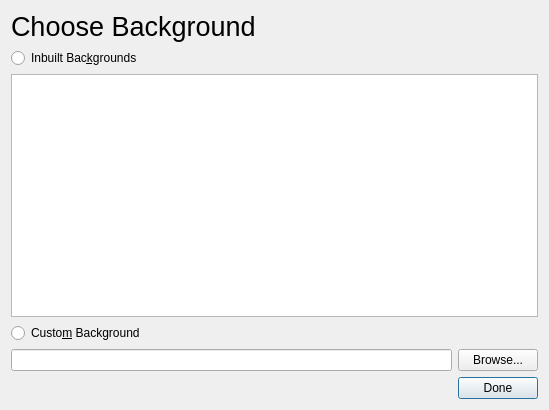
First picture: the form in shell/choosebackground.ui, repository vicr123/theshell, before the edit.
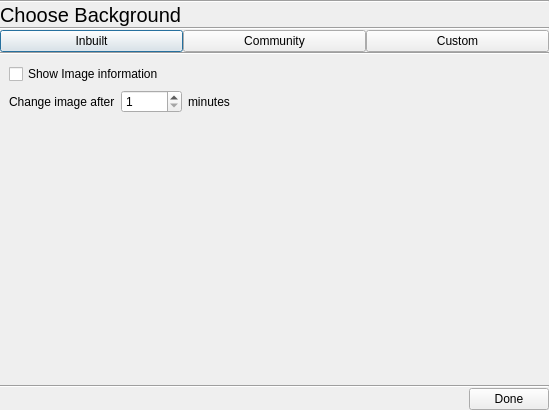
Second picture: the form after the edit. Icons and pictures are not drawn.

Commit message: Community wallpapers

```diff
--- a/shell/choosebackground.ui
+++ b/shell/choosebackground.ui
@@ -17,95 +17,289 @@
    <iconset resource="resources.qrc">
     <normaloff>:/icons/icon.svg</normaloff>:/icons/icon.svg</iconset>
   </property>
-  <layout class="QGridLayout" name="gridLayout">
-   <item row="1" column="0" colspan="2">
-    <widget class="QRadioButton" name="radioButton">
-     <property name="text">
-      <string>Inbuilt Bac&amp;kgrounds</string>
-     </property>
-    </widget>
-   </item>
-   <item row="5" column="0">
-    <spacer name="horizontalSpacer">
+  <layout class="QVBoxLayout" name="verticalLayout">
+   <property name="spacing">
+    <number>0</number>
+   </property>
+   <property name="leftMargin">
+    <number>0</number>
+   </property>
+   <property name="topMargin">
+    <number>0</number>
+   </property>
+   <property name="rightMargin">
+    <number>0</number>
+   </property>
+   <property name="bottomMargin">
+    <number>0</number>
+   </property>
+   <item>
+    <widget class="Line" name="line">
      <property name="orientation">
       <enum>Qt::Horizontal</enum>
      </property>
-     <property name="sizeHint" stdset="0">
-      <size>
-       <width>40</width>
-       <height>20</height>
-      </size>
-     </property>
-    </spacer>
-   </item>
-   <item row="2" column="0" colspan="2">
-    <widget class="QListWidget" name="listWidget">
-     <property name="editTriggers">
-      <set>QAbstractItemView::NoEditTriggers</set>
-     </property>
-     <property name="iconSize">
-      <size>
-       <width>150</width>
-       <height>84</height>
-      </size>
-     </property>
-     <property name="verticalScrollMode">
-      <enum>QAbstractItemView::ScrollPerPixel</enum>
-     </property>
-     <property name="horizontalScrollMode">
-      <enum>QAbstractItemView::ScrollPerPixel</enum>
-     </property>
-     <property name="movement">
-      <enum>QListView::Static</enum>
-     </property>
-     <property name="resizeMode">
-      <enum>QListView::Adjust</enum>
-     </property>
-     <property name="viewMode">
-      <enum>QListView::IconMode</enum>
-     </property>
     </widget>
    </item>
-   <item row="0" column="0" colspan="2">
+   <item>
     <widget class="QLabel" name="label_15">
      <property name="font">
       <font>
-       <pointsize>20</pointsize>
+       <pointsize>15</pointsize>
       </font>
      </property>
      <property name="text">
       <string>Choose Background</string>
      </property>
+     <property name="margin">
+      <number>9</number>
+     </property>
     </widget>
    </item>
-   <item row="5" column="1">
-    <widget class="QPushButton" name="pushButton">
-     <property name="text">
-      <string>Done</string>
+   <item>
+    <widget class="Line" name="line_2">
+     <property name="orientation">
+      <enum>Qt::Horizontal</enum>
      </property>
-     <property name="icon">
-      <iconset theme="dialog-ok">
-       <normaloff>.</normaloff>.</iconset>
+    </widget>
+   </item>
+   <item>
+    <layout class="QHBoxLayout" name="horizontalLayout_3">
+     <property name="spacing">
+      <number>0</number>
      </property>
+     <item>
+      <widget class="QPushButton" name="inbuiltBackground">
+       <property name="text">
+        <string>Inbuilt</string>
+       </property>
+       <property name="checkable">
+        <bool>true</bool>
+       </property>
+       <property name="autoExclusive">
+        <bool>true</bool>
+       </property>
+      </widget>
+     </item>
+     <item>
+      <widget class="QPushButton" name="community">
+       <property name="text">
+        <string>Community</string>
+       </property>
+       <property name="checkable">
+        <bool>true</bool>
+       </property>
+       <property name="autoExclusive">
+        <bool>true</bool>
+       </property>
+      </widget>
+     </item>
+     <item>
+      <widget class="QPushButton" name="custom">
+       <property name="text">
+        <string>Custom</string>
+       </property>
+       <property name="checkable">
+        <bool>true</bool>
+       </property>
+       <property name="autoExclusive">
+        <bool>true</bool>
+       </property>
+      </widget>
+     </item>
+    </layout>
+   </item>
+   <item>
+    <widget class="Line" name="line_3">
+     <property name="orientation">
+      <enum>Qt::Horizontal</enum>
+     </property>
     </widget>
    </item>
-   <item row="3" column="0" colspan="2">
-    <widget class="QRadioButton" name="radioButton_2">
-     <property name="text">
-      <string>Custo&amp;m Background</string>
+   <item>
+    <widget class="QStackedWidget" name="backgroundType">
+     <property name="currentIndex">
+      <number>1</number>
      </property>
+     <widget class="QWidget" name="page_3">
+      <layout class="QVBoxLayout" name="verticalLayout_2">
+       <property name="leftMargin">
+        <number>0</number>
+       </property>
+       <property name="topMargin">
+        <number>0</number>
+       </property>
+       <property name="rightMargin">
+        <number>0</number>
+       </property>
+       <property name="bottomMargin">
+        <number>0</number>
+       </property>
+       <item>
+        <widget class="QListWidget" name="listWidget">
+         <property name="frameShape">
+          <enum>QFrame::NoFrame</enum>
+         </property>
+         <property name="editTriggers">
+          <set>QAbstractItemView::NoEditTriggers</set>
+         </property>
+         <property name="iconSize">
+          <size>
+           <width>150</width>
+           <height>84</height>
+          </size>
+         </property>
+         <property name="verticalScrollMode">
+          <enum>QAbstractItemView::ScrollPerPixel</enum>
+         </property>
+         <property name="horizontalScrollMode">
+          <enum>QAbstractItemView::ScrollPerPixel</enum>
+         </property>
+         <property name="movement">
+          <enum>QListView::Static</enum>
+         </property>
+         <property name="resizeMode">
+          <enum>QListView::Adjust</enum>
+         </property>
+         <property name="viewMode">
+          <enum>QListView::IconMode</enum>
+         </property>
+        </widget>
+       </item>
+      </layout>
+     </widget>
+     <widget class="QWidget" name="page_4">
+      <layout class="QVBoxLayout" name="verticalLayout_4">
+       <item>
+        <widget class="QCheckBox" name="showLabels">
+         <property name="text">
+          <string>Show Image information</string>
+         </property>
+        </widget>
+       </item>
+       <item>
+        <layout class="QHBoxLayout" name="horizontalLayout_4">
+         <item>
+          <widget class="QLabel" name="label_2">
+           <property name="text">
+            <string>Change image after</string>
+           </property>
+          </widget>
+         </item>
+         <item>
+          <widget class="QSpinBox" name="waitTime">
+           <property name="minimum">
+            <number>1</number>
+           </property>
+           <property name="maximum">
+            <number>25200</number>
+           </property>
+          </widget>
+         </item>
+         <item>
+          <widget class="QLabel" name="label_3">
+           <property name="sizePolicy">
+            <sizepolicy hsizetype="Expanding" vsizetype="Preferred">
+             <horstretch>0</horstretch>
+             <verstretch>0</verstretch>
+            </sizepolicy>
+           </property>
+           <property name="text">
+            <string>minutes</string>
+           </property>
+          </widget>
+         </item>
+        </layout>
+       </item>
+       <item>
+        <spacer name="verticalSpacer_2">
+         <property name="orientation">
+          <enum>Qt::Vertical</enum>
+         </property>
+         <property name="sizeHint" stdset="0">
+          <size>
+           <width>20</width>
+           <height>40</height>
+          </size>
+         </property>
+        </spacer>
+       </item>
+      </layout>
+     </widget>
+     <widget class="QWidget" name="page_5">
+      <layout class="QVBoxLayout" name="verticalLayout_3">
+       <item>
+        <widget class="QLabel" name="label">
+         <property name="text">
+          <string>Select a file to display as your desktop background</string>
+         </property>
+        </widget>
+       </item>
+       <item>
+        <layout class="QHBoxLayout" name="horizontalLayout">
+         <item>
+          <widget class="QLineEdit" name="lineEdit"/>
+         </item>
+         <item>
+          <widget class="QPushButton" name="pushButton_2">
+           <property name="text">
+            <string>Browse...</string>
+           </property>
+          </widget>
+         </item>
+        </layout>
+       </item>
+       <item>
+        <spacer name="verticalSpacer">
+         <property name="orientation">
+          <enum>Qt::Vertical</enum>
+         </property>
+         <property name="sizeHint" stdset="0">
+          <size>
+           <width>20</width>
+           <height>40</height>
+          </size>
+         </property>
+        </spacer>
+       </item>
+      </layout>
+     </widget>
     </widget>
    </item>
-   <item row="4" column="0">
-    <widget class="QLineEdit" name="lineEdit"/>
-   </item>
-   <item row="4" column="1">
-    <widget class="QPushButton" name="pushButton_2">
-     <property name="text">
-      <string>Browse...</string>
+   <item>
+    <widget class="Line" name="line_4">
+     <property name="orientation">
+      <enum>Qt::Horizontal</enum>
      </property>
     </widget>
    </item>
+   <item>
+    <layout class="QHBoxLayout" name="horizontalLayout_2">
+     <item>
+      <spacer name="horizontalSpacer">
+       <property name="orientation">
+        <enum>Qt::Horizontal</enum>
+       </property>
+       <property name="sizeHint" stdset="0">
+        <size>
+         <width>40</width>
+         <height>20</height>
+        </size>
+       </property>
+      </spacer>
+     </item>
+     <item>
+      <widget class="QPushButton" name="pushButton">
+       <property name="text">
+        <string>Done</string>
+       </property>
+       <property name="icon">
+        <iconset theme="dialog-ok">
+         <normaloff>.</normaloff>.</iconset>
+       </property>
+      </widget>
+     </item>
+    </layout>
+   </item>
   </layout>
  </widget>
  <resources>
```
The commit also changes 36 other files.
